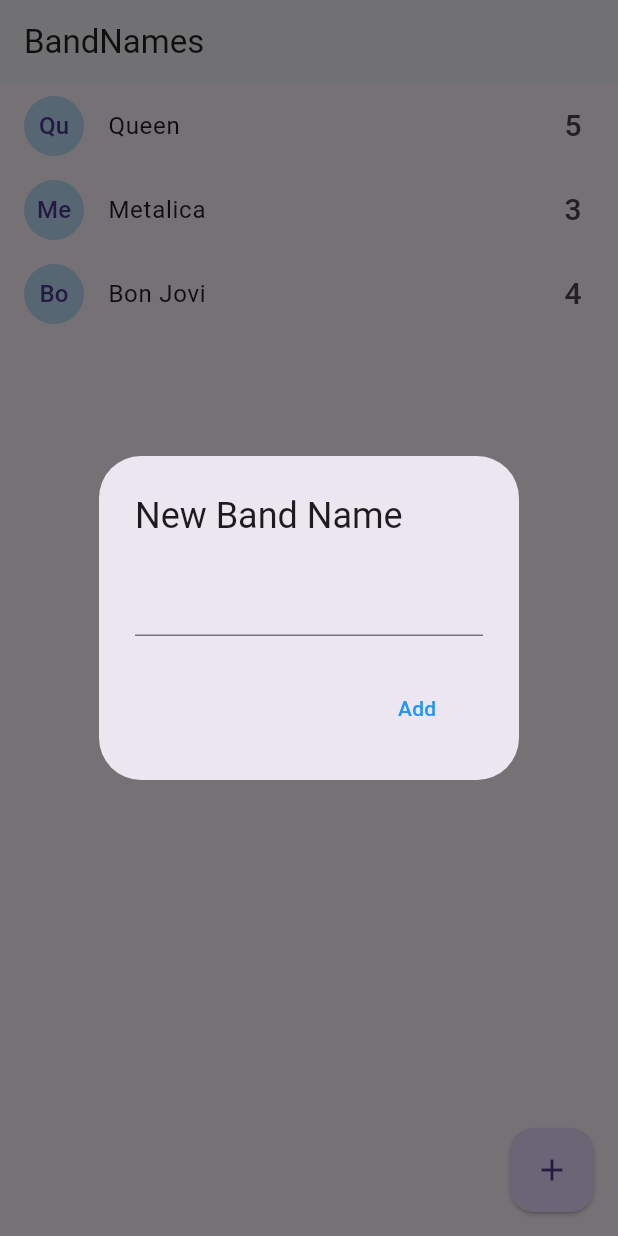
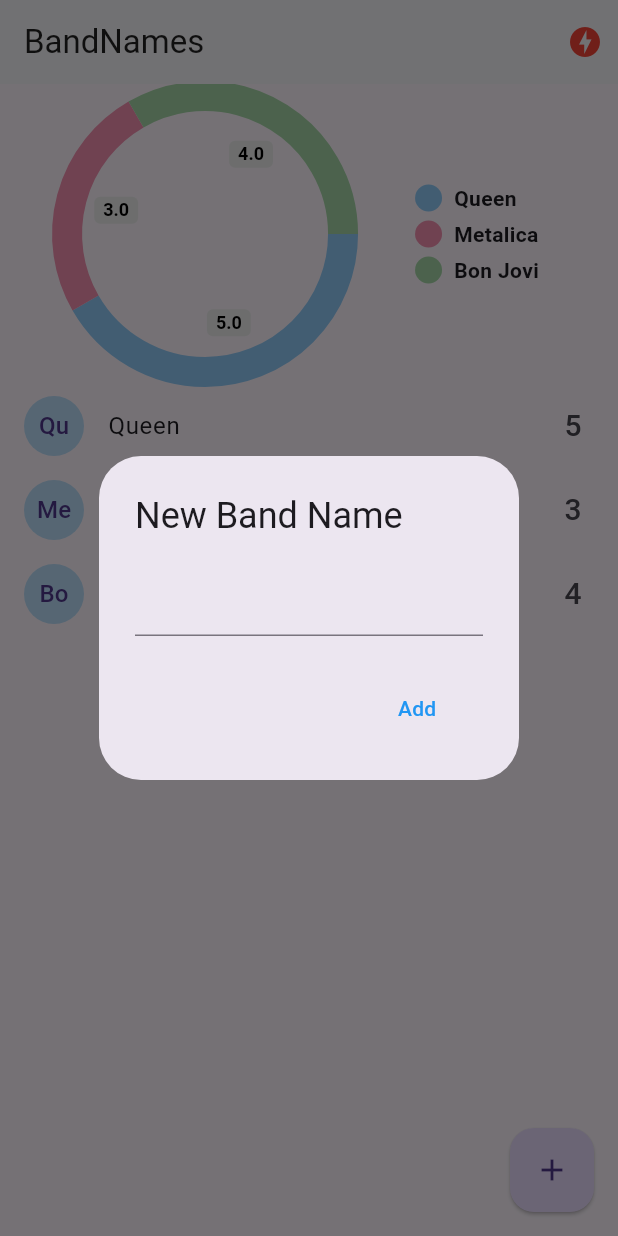
Before and after one commit to AvTeo/flutter-bandnames, a Flutter app: the screen it shows after launch, after a tap on the "add" icon, on a phone screen of 412 x 824 dp. Run offline on Flutter 3.47's test engine with Material 3 defaults, Android fonts, the phone set to English and light mode, and no system bars; drawn by our look-alikes of pie_chart; our stand-ins replace socket_io_client; network calls fail.

Commit message:
APP Terminada

```diff
--- a/analysis_options.yaml
+++ b/analysis_options.yaml
@@ -21,7 +21,7 @@ linter:
   # `// ignore_for_file: name_of_lint` syntax on the line or in the file
   # producing the lint.
   rules:
-    # avoid_print: false  # Uncomment to disable the `avoid_print` rule
+    avoid_print: false  # Uncomment to disable the `avoid_print` rule
     # prefer_single_quotes: true  # Uncomment to enable the `prefer_single_quotes` rule
 
 # Additional information about this file can be found at
--- a/lib/main.dart
+++ b/lib/main.dart
@@ -1,6 +1,8 @@
+import 'package:band_names_app/services/socket_service.dart';
 import 'package:flutter/material.dart';
 
 import 'package:band_names_app/pages/pages.dart';
+import 'package:provider/provider.dart';
 
 void main() => runApp(const MyApp());
 
@@ -9,13 +11,21 @@ class MyApp extends StatelessWidget {
 
   @override
   Widget build(BuildContext context) {
-    return MaterialApp(
+    return MultiProvider(
+      providers: [
+        ChangeNotifierProvider(
+          create: (_) => SocketService(),
+        ),
+      ],
+      child: MaterialApp(
         debugShowCheckedModeBanner: false,
         title: 'Material App',
         initialRoute: 'home',
         routes: {
           'home': (_) => const HomePage(),
+          'status': (_) => const StatusPage(),
         },
+      ),
     );
   }
 }
--- a/lib/models/band.dart
+++ b/lib/models/band.dart
@@ -10,8 +10,8 @@ class Band {
   });
 
   factory Band.fromMap(Map<String, dynamic> obj) => Band(
-        id: obj['id'],
-        name: obj['name'],
-        votes: obj['votes'],
+        id: obj.containsKey('id') ? obj['id'] : 'no-id',
+        name: obj.containsKey('name') ? obj['name'] : 'no-name',
+        votes: obj.containsKey('votes') ? obj['votes'] : 'no-votes',
       );
 }
--- a/lib/pages/home/widgets/home_body.dart
+++ b/lib/pages/home/widgets/home_body.dart
@@ -1,8 +1,12 @@
 import 'dart:io';
 
-import 'package:band_names_app/models/models.dart';
 import 'package:flutter/cupertino.dart';
 import 'package:flutter/material.dart';
+import 'package:provider/provider.dart';
+import 'package:pie_chart/pie_chart.dart';
+
+import 'package:band_names_app/models/models.dart';
+import 'package:band_names_app/services/socket_service.dart';
 
 class HomeBody extends StatefulWidget {
   const HomeBody({super.key});
@@ -12,6 +16,8 @@ class HomeBody extends StatefulWidget {
 }
 
 class _HomeBodyState extends State<HomeBody> {
+  bool connection = false;
+
   List<Band> bands = [
     Band(
       id: '1',
@@ -29,9 +35,28 @@ class _HomeBodyState extends State<HomeBody> {
       votes: 4,
     ),
   ];
+  @override
+  void initState() {
+    final socketService = Provider.of<SocketService>(context, listen: false);
+    socketService.socket.on('active-bands', _handleActiveBands);
+    super.initState();
+  }
+
+  _handleActiveBands(dynamic payload) {
+    this.bands = (payload as List).map((band) => Band.fromMap(band)).toList();
+    setState(() {});
+  }
+
+  @override
+  void dispose() {
+    final socketService = Provider.of<SocketService>(context, listen: false);
+    socketService.socket.off('active-bands');
+    super.dispose();
+  }
 
   @override
   Widget build(BuildContext context) {
+    final socketService = Provider.of<SocketService>(context);
     return Scaffold(
       appBar: AppBar(
         title: const Text(
@@ -40,12 +65,33 @@ class _HomeBodyState extends State<HomeBody> {
         ),
         backgroundColor: Colors.white,
         elevation: 1,
+        actions: [
+          Container(
+            margin: const EdgeInsets.only(right: 10),
+            child: socketService.serverStatus == ServerStatus.Online
+                ? Icon(
+                    Icons.check_circle,
+                    color: Colors.blue[300],
+                  )
+                : const Icon(
+                    Icons.offline_bolt,
+                    color: Colors.red,
                   ),
-      body: ListView.builder(
+          ),
+        ],
+      ),
+      body: Column(
+        children: [
+          _showGraph(),
+          Expanded(
+            child: ListView.builder(
               itemCount: bands.length,
               itemBuilder: (context, i) => _bandTile(
                 bands[i],
               ),
+            ),
+          ),
+        ],
       ),
       floatingActionButton: FloatingActionButton(
         onPressed: addNewBand,
@@ -56,13 +102,11 @@ class _HomeBodyState extends State<HomeBody> {
   }
 
   Widget _bandTile(Band band) {
+    final socketService = Provider.of<SocketService>(context, listen: false);
     return Dismissible(
       key: Key(band.id),
       direction: DismissDirection.startToEnd,
-      onDismissed: (DismissDirection direction) {
-        print('direction: $direction');
-        print('id: ${band.id}');
-      },
+      onDismissed: (_) => socketService.emit('delete-band', {'id': band.id}),
       background: Container(
         padding: const EdgeInsets.only(left: 8.0),
         color: Colors.red,
@@ -86,9 +130,7 @@ class _HomeBodyState extends State<HomeBody> {
           '${band.votes}',
           style: const TextStyle(fontSize: 20),
         ),
-        onTap: () {
-          print(band.name);
-        },
+        onTap: () => socketService.socket.emit('vote-band', {'id': band.id}),
       ),
     );
   }
@@ -99,8 +141,7 @@ class _HomeBodyState extends State<HomeBody> {
     if (Platform.isAndroid) {
       return showDialog(
         context: context,
-        builder: (context) {
-          return AlertDialog(
+        builder: (_) => AlertDialog(
           title: const Text('New Band Name'),
           content: TextField(
             controller: textController,
@@ -115,15 +156,13 @@ class _HomeBodyState extends State<HomeBody> {
               child: const Text('Add'),
             ),
           ],
-          );
-        },
+        ),
       );
     }
     showCupertinoDialog(
       context: context,
-      builder: (context) {
-        return CupertinoAlertDialog(
-          title: Text('New Band Name: '),
+      builder: (_) => CupertinoAlertDialog(
+        title: const Text('New Band Name: '),
         content: CupertinoTextField(
           controller: textController,
         ),
@@ -131,27 +170,49 @@ class _HomeBodyState extends State<HomeBody> {
           CupertinoDialogAction(
             isDefaultAction: true,
             onPressed: () => addBandToList(textController.text),
-              child: Text('Add'),
+            child: const Text('Add'),
           ),
           CupertinoDialogAction(
             isDestructiveAction: true,
             onPressed: () => Navigator.pop(context),
-              child: Text('Dismiss'),
+            child: const Text('Dismiss'),
           ),
         ],
-        );
-      },
+      ),
     );
   }
 
   void addBandToList(String name) {
-    print(name);
     if (name.length > 1) {
-      this.bands.add(
-            Band(id: DateTime.now().toString(), name: name, votes: 0),
-          );
-      setState(() {});
+      final socketService = Provider.of<SocketService>(context, listen: false);
+      socketService.emit('add-band', {'name': name});
     }
     Navigator.pop(context);
   }
+
+  // Mostrar Grafica
+
+  _showGraph() {
+    Map<String, double> dataMap = new Map();
+    bands.forEach((band) {
+      dataMap.putIfAbsent(band.name, () => band.votes!.toDouble());
+    });
+    final List<Color> colorList = [
+      Colors.blue[200]!,
+      Colors.pink[200]!,
+      Colors.green[200]!,
+      Colors.yellow[200]!,
+      Colors.purple[200]!,
+      Colors.red[200]!,
+    ];
+    return Container(
+        width: double.infinity,
+        height: 200,
+        child: PieChart(
+          dataMap: dataMap,
+          chartType: ChartType.ring,
+          animationDuration: Duration(milliseconds: 800),
+          colorList: colorList,
+        ));
   }
+}
--- a/lib/pages/pages.dart
+++ b/lib/pages/pages.dart
@@ -1 +1,2 @@
+export 'package:band_names_app/pages/status/view/view.dart';
 export 'package:band_names_app/pages/home/view/view.dart';
--- /dev/null
+++ b/lib/pages/status/view/view.dart
@@ -0,0 +1 @@
+export 'package:band_names_app/pages/status/view/status_page.dart';
--- /dev/null
+++ b/lib/pages/status/widgets/widgets.dart
@@ -0,0 +1 @@
+export 'package:band_names_app/pages/status/widgets/status_body.dart';
--- /dev/null
+++ b/lib/services/socket_service.dart
@@ -0,0 +1,39 @@
+import 'package:flutter/material.dart';
+
+import 'package:socket_io_client/socket_io_client.dart' as IO;
+
+enum ServerStatus {
+  Online,
+  Offline,
+  Connecting,
+}
+
+class SocketService with ChangeNotifier {
+  ServerStatus _serverStatus = ServerStatus.Connecting;
+  late IO.Socket _socket;
+
+  ServerStatus get serverStatus => _serverStatus;
+
+  IO.Socket get socket => _socket;
+  Function get emit => _socket.emit;
+
+  SocketService() {
+    _initConfig();
+  }
+
+  void _initConfig() {
+    _socket = IO.io('http://192.168.1.95:3000', {
+      'transports': ['websocket'],
+      'autoConnect': true,
+    });
+
+    _socket.onConnect((_) {
+      _serverStatus = ServerStatus.Online;
+      notifyListeners();
+    });
+    _socket.onDisconnect((_) {
+      _serverStatus = ServerStatus.Offline;
+      notifyListeners();
+    });
+  }
+}
--- a/pubspec.yaml
+++ b/pubspec.yaml
@@ -30,15 +30,19 @@ environment:
 dependencies:
   flutter:
     sdk: flutter
+  pie_chart: ^5.4.0
 
 
   # The following adds the Cupertino Icons font to your application.
   # Use with the CupertinoIcons class for iOS style icons.
   cupertino_icons: ^1.0.6
+  socket_io_client: ^2.0.3+1
+  provider: ^6.1.2
 
 dev_dependencies:
   flutter_test:
     sdk: flutter
+  dart_code_metrics: ^4.0.0
 
   # The "flutter_lints" package below contains a set of recommended lints to
   # encourage good coding practices. The lint set provided by the package is
```
Also changed, not shown: lib/pages/status/view/status_page.dart (added, +11 -0 lines), lib/pages/status/widgets/status_body.dart (added, +36 -0 lines), pubspec.lock. Lines whose indentation alone changed are shown as unchanged.
